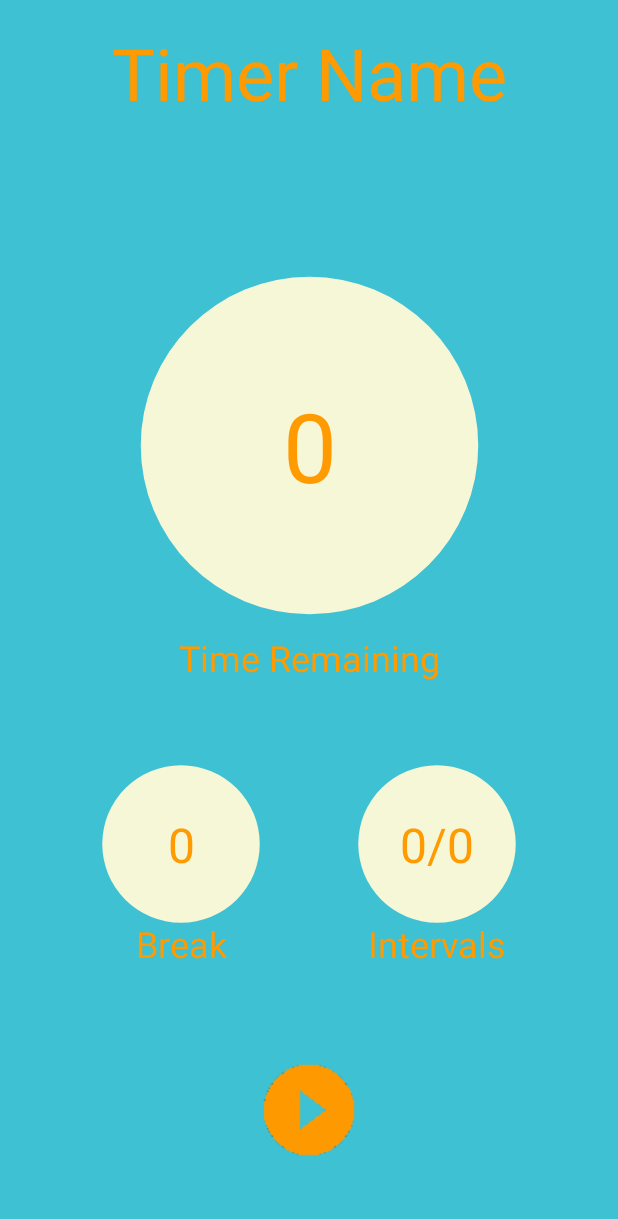
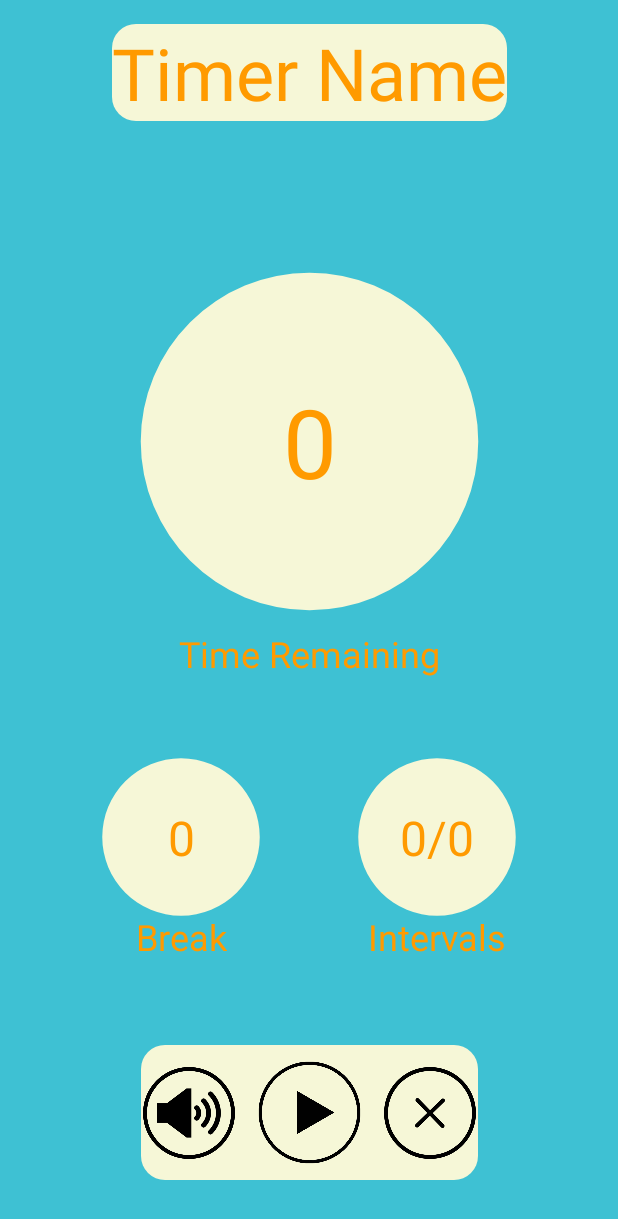
Before and after one commit to mdrewry/IntervalTimer, an Android app: the timer screen opened directly, with no data from a screen before it, on a phone screen of 412 x 824 dp. Shown: the top 1219 px of the screen. Run offline under Robolectric (Android 15) with nearby library versions, the phone set to English and light mode, and no system bars; 4 statements that could not run were skipped.

Commit message:
Changed the UI a fair amount

```diff
--- a/app/src/main/java/com/markdrewry/intervaltimer/MainActivity.java
+++ b/app/src/main/java/com/markdrewry/intervaltimer/MainActivity.java
@@ -49,8 +49,8 @@ public class MainActivity extends AppCompatActivity {
         addTimer = findViewById(R.id.addTimer);
         timerOptions = findViewById(R.id.timerListview);
         editTimerButton = findViewById(R.id.editTimers);
-        saveChangesBackground = getDrawable(R.drawable.savetimer);
-        editBackground = getDrawable(R.drawable.edit);
+        saveChangesBackground = getDrawable(R.drawable.savebutton);
+        editBackground = getDrawable(R.drawable.settings);
         edit = false;
         addTimer.setVisibility(View.INVISIBLE);
         circleBackground = findViewById(R.id.circleBackground);
@@ -71,7 +71,6 @@ public class MainActivity extends AppCompatActivity {
             public void onItemClick(AdapterView<?> parent, View view, int position, long id) {
                 Intent intent = new Intent(MainActivity.this,timer.class);
                 intent.putExtra("selectedAlarm",timers.get(position));
-                Log.d("IntervalTimer","Alarm selected: "+timers.get(position).getName());
                 startActivity(intent);
             }
         });
--- a/app/src/main/java/com/markdrewry/intervaltimer/timer.java
+++ b/app/src/main/java/com/markdrewry/intervaltimer/timer.java
@@ -20,57 +20,45 @@ import android.widget.Toast;
 import javax.xml.datatype.Duration;
 
 public class timer extends AppCompatActivity {
-
-    private ImageButton playButton;
+    private Drawable muteTexture,unmuteTexture;
+    private ImageButton playButton, cancelButton, muteButton;
     private ProgressBar intervalBar, restBar, totalBar;
     private TextView timerName, intervalLeft, restLeft, countdownText, totalLeftText;
     private TimerObj t;
-    private CountDownTimer mCountDownTimer;
-    private boolean timeRunning;
-    private int numIntervals,intervalLength,breakLength;
-    private int incrementIntervalProgress, incrementTotalProgress, incrementBreakProgress;
-    private int counter=0;
+    private CountDownTimer startTimer,totalTimer,intTimer,breakTimer;
+    private boolean timeRunning, muted;
+    private int numIntervals,intervalLength,breakLength, incrementIntervalProgress, incrementTotalProgress, incrementBreakProgress, soundID1,soundID2,counter = 0;
     private SoundPool sounds;
-    private int soundID1,soundID2;
     @Override
     protected void onCreate(Bundle savedInstanceState) {
         super.onCreate(savedInstanceState);
         setContentView(R.layout.activity_timer);
-        playButton = findViewById(R.id.playButton);
-        intervalBar = findViewById(R.id.progressBar);
-        restBar = findViewById(R.id.progressBarBreak);
-        totalBar = findViewById(R.id.progressBarTotal);
-        timerName = findViewById(R.id.timerNameText);
-        intervalLeft = findViewById(R.id.progressLeftText);
-        countdownText = findViewById(R.id.countdownStartText);
-        totalLeftText = findViewById(R.id.totalLeftText);
-        restLeft = findViewById(R.id.breakText);
-        t = getIntent().getParcelableExtra("selectedAlarm");
-        numIntervals = t.getNumIntervals();
-        intervalLength = t.getIntervalLength();
-        breakLength = t.getBreakLength();
-        intervalBar.setMax(intervalLength);
-        incrementIntervalProgress = 1;
-        restBar.setMax(breakLength);
-        incrementBreakProgress = 1;
-        totalBar.setMax(numIntervals);
-        incrementTotalProgress = 1;
-        incrementIntervalProgress = 1;
-        Drawable draw= getDrawable(R.drawable.progressb);
-        Drawable draw2 = getDrawable(R.drawable.progressb);
-        Drawable draw3 = getDrawable(R.drawable.progressb);
-        intervalBar.setProgressDrawable(draw);
-        restBar.setProgressDrawable(draw2);
-        totalBar.setProgressDrawable(draw3);
-        sounds = new SoundPool(5,AudioManager.STREAM_MUSIC,0);
-        soundID1 = sounds.load(getApplicationContext(),R.raw.beepmain,1);
-        soundID2 = sounds.load(getApplicationContext(),R.raw.beepsecondary,2);
+        initializeObjects();
         updateUI();
         playButton.setOnClickListener(new View.OnClickListener() {
             @Override
             public void onClick(View v) {
                 if(!timeRunning)
-                    cdTimer();
+                    beginTimer();
+            }
+        });
+        muteButton.setOnClickListener(new View.OnClickListener() {
+            @Override
+            public void onClick(View v) {
+                if(muted){
+                    muted = false;
+                    muteButton.setBackground(unmuteTexture);
+                }
+                else{
+                    muted = true;
+                    muteButton.setBackground(muteTexture);
+                }
+            }
+        });
+        cancelButton.setOnClickListener(new View.OnClickListener() {
+            @Override
+            public void onClick(View v) {
+                resetTimer();
             }
         });
     }
@@ -84,14 +72,14 @@ public class timer extends AppCompatActivity {
         restBar.setProgress(restBar.getMax());
         totalBar.setProgress(totalBar.getMax());
     }
-    private void cdTimer(){
+    private void beginTimer(){
         timeRunning = true;
         totalBar.setProgress(0);
         restBar.setProgress(0);
         intervalBar.setProgress(0);
         playButton.setVisibility(View.INVISIBLE);
         countdownText.setVisibility(View.VISIBLE);
-        mCountDownTimer = new CountDownTimer(3000,1000) {
+        startTimer = new CountDownTimer(3000,1000) {
             @Override
             public void onTick(long millisUntilFinished) {
                 countdownText.setText(""+(1+(millisUntilFinished/1000)));
@@ -109,7 +97,7 @@ public class timer extends AppCompatActivity {
         }.start();
     }
     private void executeTimer(){
-        mCountDownTimer = new CountDownTimer((intervalLength+breakLength)*1000*numIntervals,(intervalLength+breakLength)*1000) {
+        totalTimer = new CountDownTimer((intervalLength+breakLength)*1000*numIntervals,(intervalLength+breakLength)*1000) {
             @Override
             public void onTick(long millisUntilFinished) {
                 if(totalBar.getProgress()+incrementTotalProgress>totalBar.getMax()-incrementTotalProgress)
@@ -135,7 +123,7 @@ public class timer extends AppCompatActivity {
         }.start();
     }
     private void intervalTimer(){
-        mCountDownTimer = new CountDownTimer(intervalLength*1000,1000) {
+        intTimer = new CountDownTimer(intervalLength*1000,1000) {
             @Override
             public void onTick(long millisUntilFinished) {
                 intervalLeft.setText(""+(Math.round((double)millisUntilFinished / 1000.0)));
@@ -163,7 +151,7 @@ public class timer extends AppCompatActivity {
         }.start();
     }
     private void breakTimer(){
-        mCountDownTimer = new CountDownTimer(breakLength * 1000, 1000) {
+        breakTimer = new CountDownTimer(breakLength * 1000, 1000) {
             @Override
             public void onTick(long millisUntilFinished) {
                 restLeft.setText("" + (Math.round((double) millisUntilFinished / 1000.0)));
@@ -183,11 +171,28 @@ public class timer extends AppCompatActivity {
         }.start();
     }
     private void resetTimer(){
+        if(startTimer!=null){
+            startTimer.cancel();
+            startTimer = null;
+        }
+        if(totalTimer!=null){
+            totalTimer.cancel();
+            totalTimer = null;
+        }
+        if(intTimer!=null){
+            intTimer.cancel();
+            intTimer = null;
+        }
+        if(breakTimer!=null){
+            breakTimer.cancel();
+            breakTimer = null;
+        }
         counter = 0;
         timerName.setText(t.getName());
-        totalBar.setProgress(totalBar.getMax());
-        restBar.setProgress(restBar.getMax());
-        intervalBar.setProgress(intervalBar.getMax());
+        totalBar.setProgress(0);
+        restBar.setProgress(0);
+        intervalBar.setProgress(0);
+        countdownText.setVisibility(View.INVISIBLE);
         intervalLeft.setText(""+intervalLength);
         restLeft.setText("" + breakLength);
         totalLeftText.setText(numIntervals+"/"+numIntervals);
@@ -195,9 +200,47 @@ public class timer extends AppCompatActivity {
         playButton.setVisibility(View.VISIBLE);
     }
     private void playSound(boolean main){
-        if(main)
-            sounds.play(soundID1,1,1,1,0,1);
-        else
-            sounds.play(soundID2,1,1,1,0,1);
+        if(!muted) {
+            if (main)
+                sounds.play(soundID1, 1, 1, 1, 0, 1);
+            else
+                sounds.play(soundID2, 1, 1, 1, 0, 1);
+        }
+    }
+    private void initializeObjects(){
+        playButton = findViewById(R.id.playButton);
+        cancelButton = findViewById(R.id.cancelButton);
+        muteButton = findViewById(R.id.muteButton);
+        intervalBar = findViewById(R.id.progressBar);
+        restBar = findViewById(R.id.progressBarBreak);
+        totalBar = findViewById(R.id.progressBarTotal);
+        timerName = findViewById(R.id.timerNameText);
+        intervalLeft = findViewById(R.id.progressLeftText);
+        countdownText = findViewById(R.id.countdownStartText);
+        totalLeftText = findViewById(R.id.totalLeftText);
+        restLeft = findViewById(R.id.breakText);
+        t = getIntent().getParcelableExtra("selectedAlarm");
+        numIntervals = t.getNumIntervals();
+        intervalLength = t.getIntervalLength();
+        breakLength = t.getBreakLength();
+        intervalBar.setMax(intervalLength);
+        incrementIntervalProgress = 1;
+        restBar.setMax(breakLength);
+        incrementBreakProgress = 1;
+        totalBar.setMax(numIntervals);
+        incrementTotalProgress = 1;
+        incrementIntervalProgress = 1;
+        Drawable draw= getDrawable(R.drawable.progressb);
+        Drawable draw2 = getDrawable(R.drawable.progressb);
+        Drawable draw3 = getDrawable(R.drawable.progressb);
+        muteTexture = getDrawable(R.drawable.mute);
+        unmuteTexture = getDrawable(R.drawable.unmute);
+        intervalBar.setProgressDrawable(draw);
+        restBar.setProgressDrawable(draw2);
+        totalBar.setProgressDrawable(draw3);
+        sounds = new SoundPool(5,AudioManager.STREAM_MUSIC,0);
+        soundID1 = sounds.load(getApplicationContext(),R.raw.beepmain,1);
+        soundID2 = sounds.load(getApplicationContext(),R.raw.beepsecondary,2);
+        muted = false;
     }
 }
--- a/app/src/main/res/drawable/rectangle.xml
+++ b/app/src/main/res/drawable/rectangle.xml
@@ -4,5 +4,6 @@
     android:thickness="50dp"
     android:useLevel="false">
     <solid  android:color="@color/colorPrimaryLight"></solid>
+    <corners android:radius="16dp"></corners>
 
 </shape>
--- a/app/src/main/res/layout/activity_timer.xml
+++ b/app/src/main/res/layout/activity_timer.xml
@@ -7,97 +7,124 @@
     android:background="@color/colorPrimary"
     tools:context=".timer">
     //decoration ImageViews
+
     <ImageView
         android:layout_width="250dp"
         android:layout_height="250dp"
         android:background="@drawable/circle"
         android:scaleX="2.25"
         android:scaleY="2.25"
+        app:layout_constraintBottom_toBottomOf="@id/progressBar"
+        app:layout_constraintEnd_toEndOf="@id/progressBar"
         app:layout_constraintStart_toStartOf="@id/progressBar"
-        app:layout_constraintEnd_toEndOf="@id/progressBar"
-        app:layout_constraintTop_toTopOf="@id/progressBar"
-        app:layout_constraintBottom_toBottomOf="@id/progressBar"/>
+        app:layout_constraintTop_toTopOf="@id/progressBar" />
+
     <ImageView
         android:layout_width="100dp"
         android:layout_height="100dp"
         android:background="@drawable/circle"
         android:scaleX="1.05"
         android:scaleY="1.05"
+        app:layout_constraintBottom_toBottomOf="@id/progressBarBreak"
+        app:layout_constraintEnd_toEndOf="@id/progressBarBreak"
         app:layout_constraintStart_toStartOf="@id/progressBarBreak"
-        app:layout_constraintEnd_toEndOf="@id/progressBarBreak"
-        app:layout_constraintTop_toTopOf="@id/progressBarBreak"
-        app:layout_constraintBottom_toBottomOf="@id/progressBarBreak"/>
+        app:layout_constraintTop_toTopOf="@id/progressBarBreak" />
+
     <ImageView
         android:layout_width="100dp"
         android:layout_height="100dp"
         android:background="@drawable/circle"
         android:scaleX="1.05"
         android:scaleY="1.05"
+        app:layout_constraintBottom_toBottomOf="@id/progressBarTotal"
+        app:layout_constraintEnd_toEndOf="@id/progressBarTotal"
         app:layout_constraintStart_toStartOf="@id/progressBarTotal"
-        app:layout_constraintEnd_toEndOf="@id/progressBarTotal"
-        app:layout_constraintTop_toTopOf="@id/progressBarTotal"
-        app:layout_constraintBottom_toBottomOf="@id/progressBarTotal"/>
+        app:layout_constraintTop_toTopOf="@id/progressBarTotal" />
+
+    <ImageView
+        android:id="@+id/titleRectangle"
+        android:layout_width="0dp"
+        android:layout_height="0dp"
+        android:background="@drawable/rectangle"
+        app:layout_constraintBottom_toBottomOf="@id/timerNameText"
+        app:layout_constraintEnd_toEndOf="@id/timerNameText"
+        app:layout_constraintStart_toStartOf="@id/timerNameText"
+        app:layout_constraintTop_toTopOf="@id/timerNameText"></ImageView>
+    <ImageView
+        android:id="@+id/buttonsRectangle"
+        android:layout_width="0dp"
+        android:layout_height="0dp"
+        android:background="@drawable/rectangle"
+        app:layout_constraintBottom_toBottomOf="@id/playButton"
+        app:layout_constraintEnd_toEndOf="@id/cancelButton"
+        app:layout_constraintStart_toStartOf="@id/muteButton"
+        app:layout_constraintTop_toTopOf="@id/playButton"></ImageView>
     //title of timer
+
     <TextView
         android:id="@+id/timerNameText"
         android:layout_width="wrap_content"
         android:layout_height="wrap_content"
+        android:layout_marginTop="16dp"
+        android:background="@null"
         android:text="Timer Name"
+        android:textColor="@color/colorPrimaryDark"
         android:textSize="48dp"
-        android:textColor="@color/colorPrimaryDark"
-        app:layout_constraintTop_toTopOf="parent"
-        android:layout_marginTop="16dp"
+        app:layout_constraintEnd_toEndOf="parent"
         app:layout_constraintStart_toStartOf="parent"
-        app:layout_constraintEnd_toEndOf="parent"
-        android:background="@null" />
+        app:layout_constraintTop_toTopOf="parent" />
     //progressbars!
+
     <ProgressBar
         android:id="@+id/progressBar"
         style="?android:progressBarStyleHorizontal"
         android:layout_width="250dp"
         android:layout_height="250dp"
-        app:layout_constraintTop_toBottomOf="@id/timerNameText"
         android:progress="100"
+        android:progressDrawable="@drawable/progressb"
+        app:layout_constraintBottom_toTopOf="@id/progressBarBreak"
+        app:layout_constraintEnd_toEndOf="parent"
         app:layout_constraintStart_toStartOf="parent"
-        app:layout_constraintEnd_toEndOf="parent"
-        app:layout_constraintBottom_toTopOf="@id/progressBarBreak"
-        android:progressDrawable="@drawable/progressb" />
+        app:layout_constraintTop_toBottomOf="@id/timerNameText" />
+
     <ProgressBar
         android:id="@+id/progressBarBreak"
         style="?android:progressBarStyleHorizontal"
         android:layout_width="100dp"
         android:layout_height="100dp"
         android:progress="100"
-        app:layout_constraintTop_toBottomOf="@id/progressBar"
+        android:progressDrawable="@drawable/progressb"
+        app:layout_constraintBottom_toTopOf="@id/playButton"
+        app:layout_constraintEnd_toStartOf="@id/progressBarTotal"
         app:layout_constraintStart_toStartOf="parent"
-        app:layout_constraintEnd_toStartOf="@id/progressBarTotal"
-        app:layout_constraintBottom_toTopOf="@id/playButton"
-        android:progressDrawable="@drawable/progressb" />
+        app:layout_constraintTop_toBottomOf="@id/progressBar" />
+
     <ProgressBar
         android:id="@+id/progressBarTotal"
         style="?android:progressBarStyleHorizontal"
         android:layout_width="100dp"
         android:layout_height="100dp"
         android:progress="100"
-        app:layout_constraintTop_toBottomOf="@id/progressBar"
+        android:progressDrawable="@drawable/progressb"
+        app:layout_constraintBottom_toTopOf="@id/playButton"
+        app:layout_constraintEnd_toEndOf="parent"
         app:layout_constraintStart_toEndOf="@id/progressBarBreak"
-        app:layout_constraintEnd_toEndOf="parent"
-        app:layout_constraintBottom_toTopOf="@id/playButton"
-        android:progressDrawable="@drawable/progressb">
-    </ProgressBar>
+        app:layout_constraintTop_toBottomOf="@id/progressBar"></ProgressBar>
     //all textviews associated with progressbars
+
     <TextView
         android:id="@+id/progressLeftText"
         android:layout_width="wrap_content"
         android:layout_height="wrap_content"
         android:background="@null"
+        android:text="30"
         android:textColor="@color/colorPrimaryDark"
-        android:text="30"
         android:textSize="64dp"
+        app:layout_constraintBottom_toBottomOf="@id/progressBar"
+        app:layout_constraintEnd_toEndOf="@id/progressBar"
         app:layout_constraintStart_toStartOf="@id/progressBar"
-        app:layout_constraintEnd_toEndOf="@id/progressBar"
-        app:layout_constraintTop_toTopOf="@id/progressBar"
-        app:layout_constraintBottom_toBottomOf="@id/progressBar"/>
+        app:layout_constraintTop_toTopOf="@id/progressBar" />
+
     <TextView
         android:id="@+id/titleOfProgressTimerText"
         android:layout_width="wrap_content"
@@ -105,22 +132,23 @@
         android:text="Time Remaining"
         android:textColor="@color/colorPrimaryDark"
         android:textSize="24dp"
-        app:layout_constraintTop_toBottomOf="@id/progressBar"
+        app:layout_constraintEnd_toEndOf="@id/progressBar"
         app:layout_constraintStart_toStartOf="@id/progressBar"
-        app:layout_constraintEnd_toEndOf="@id/progressBar"/>
+        app:layout_constraintTop_toBottomOf="@id/progressBar" />
 
     <TextView
         android:id="@+id/breakText"
         android:layout_width="wrap_content"
         android:layout_height="wrap_content"
         android:background="@null"
+        android:text="Rest"
         android:textColor="@color/colorPrimaryDark"
-        android:text="Rest"
         android:textSize="32dp"
+        app:layout_constraintBottom_toBottomOf="@id/progressBarBreak"
+        app:layout_constraintEnd_toEndOf="@id/progressBarBreak"
         app:layout_constraintStart_toStartOf="@id/progressBarBreak"
-        app:layout_constraintEnd_toEndOf="@id/progressBarBreak"
-        app:layout_constraintTop_toTopOf="@id/progressBarBreak"
-        app:layout_constraintBottom_toBottomOf="@id/progressBarBreak"/>
+        app:layout_constraintTop_toTopOf="@id/progressBarBreak" />
+
     <TextView
         android:id="@+id/titleOfProgressBreakTimerText"
         android:layout_width="wrap_content"
@@ -128,55 +156,83 @@
         android:text="Break"
         android:textColor="@color/colorPrimaryDark"
         android:textSize="24dp"
-        app:layout_constraintTop_toBottomOf="@id/progressBarBreak"
+        app:layout_constraintEnd_toEndOf="@id/progressBarBreak"
         app:layout_constraintStart_toStartOf="@id/progressBarBreak"
-        app:layout_constraintEnd_toEndOf="@id/progressBarBreak"/>
+        app:layout_constraintTop_toBottomOf="@id/progressBarBreak" />
+
     <TextView
+        android:id="@+id/totalLeftText"
         android:layout_width="wrap_content"
         android:layout_height="wrap_content"
-        android:id="@+id/totalLeftText"
         android:text="1/?"
+        android:textColor="@color/colorPrimaryDark"
         android:textSize="32dp"
-        android:textColor="@color/colorPrimaryDark"
+        app:layout_constraintBottom_toBottomOf="@id/progressBarTotal"
+        app:layout_constraintEnd_toEndOf="@id/progressBarTotal"
         app:layout_constraintStart_toStartOf="@id/progressBarTotal"
-        app:layout_constraintEnd_toEndOf="@id/progressBarTotal"
-        app:layout_constraintTop_toTopOf="@id/progressBarTotal"
-        app:layout_constraintBottom_toBottomOf="@id/progressBarTotal" />
+        app:layout_constraintTop_toTopOf="@id/progressBarTotal" />
+
     <TextView
+        android:id="@+id/titleOfProgressTotalTimerText"
         android:layout_width="wrap_content"
         android:layout_height="wrap_content"
-        android:id="@+id/titleOfProgressTotalTimerText"
         android:text="Intervals"
         android:textColor="@color/colorPrimaryDark"
         android:textSize="24dp"
-        app:layout_constraintTop_toBottomOf="@id/progressBarTotal"
+        app:layout_constraintEnd_toEndOf="@id/progressBarTotal"
         app:layout_constraintStart_toStartOf="@id/progressBarTotal"
-        app:layout_constraintEnd_toEndOf="@id/progressBarTotal"/>
+        app:layout_constraintTop_toBottomOf="@id/progressBarTotal" />
     //PlayButton and associated textView
+
     <ImageButton
         android:id="@+id/playButton"
-        android:background="@null"
-        android:layout_width="wrap_content"
-        android:layout_height="wrap_content"
-        android:layout_marginBottom="48dp"
-        android:src="@drawable/playcircleagain"
+        android:layout_width="90dp"
+        android:layout_height="90dp"
+        android:background="@drawable/playbutton"
+        app:layout_constraintTop_toBottomOf="@id/guidelineButtons"
         app:layout_constraintBottom_toBottomOf="parent"
         app:layout_constraintEnd_toEndOf="parent"
-        app:layout_constraintStart_toStartOf="parent"
-        />
+        app:layout_constraintStart_toStartOf="parent" />
+
+    <ImageButton
+        android:id="@+id/muteButton"
+        android:layout_width="64dp"
+        android:layout_height="64dp"
+        android:background="@drawable/unmute"
+        app:layout_constraintTop_toBottomOf="@id/guidelineButtons"
+        app:layout_constraintBottom_toBottomOf="parent"
+        app:layout_constraintEnd_toEndOf="@id/playButton"
+        app:layout_constraintStart_toStartOf="parent" />
+
+    <ImageButton
+        android:id="@+id/cancelButton"
+        android:layout_width="64dp"
+        android:layout_height="64dp"
+        android:background="@drawable/cancelbutton"
+        app:layout_constraintTop_toBottomOf="@id/guidelineButtons"
+        app:layout_constraintBottom_toBottomOf="parent"
+        app:layout_constraintEnd_toEndOf="parent"
+        app:layout_constraintStart_toStartOf="@id/playButton" />
+
     <TextView
         android:id="@+id/countdownStartText"
         android:layout_width="wrap_content"
         android:layout_height="wrap_content"
         android:background="@null"
+        android:text="3"
         android:textColor="@color/colorPrimaryDark"
-        android:text="3"
         android:textSize="32dp"
+        app:layout_constraintBottom_toBottomOf="@id/playButton"
+        app:layout_constraintEnd_toEndOf="@id/playButton"
         app:layout_constraintStart_toStartOf="@id/playButton"
-        app:layout_constraintEnd_toEndOf="@id/playButton"
-        app:layout_constraintTop_toTopOf="@id/playButton"
-        app:layout_constraintBottom_toBottomOf="@id/playButton" />
+        app:layout_constraintTop_toTopOf="@id/playButton" />
 
+    <androidx.constraintlayout.widget.Guideline
+        android:id="@+id/guidelineButtons"
+        android:layout_width="wrap_content"
+        android:layout_height="wrap_content"
+        android:orientation="horizontal"
+        app:layout_constraintGuide_percent=".8" />
 
 
 </androidx.constraintlayout.widget.ConstraintLayout>
--- a/app/src/main/res/values/strings.xml
+++ b/app/src/main/res/values/strings.xml
@@ -1,5 +1,5 @@
 <resources>
-    <string name="app_name">IntervalTimer</string>
+    <string name="app_name">Interval</string>
     <string name="selectTimerText">Select Timer</string>
 
 </resources>
```
Also changed, not shown: app/src/main/res/layout/activity_add_timer.xml (+12 -4 lines), app/src/main/res/layout/activity_main.xml (+13 -14 lines), app/src/main/res/drawable-v24/addbutton.png (added), app/src/main/res/drawable-v24/backb.png (deleted), app/src/main/res/drawable-v24/cancelbutton.png (added), app/src/main/res/drawable-v24/edit.png (deleted), app/src/main/res/drawable-v24/mute.png (added), app/src/main/res/drawable-v24/playbutton.png (added), app/src/main/res/drawable-v24/savebutton.png (added), app/src/main/res/drawable-v24/savetimer.png (deleted), app/src/main/res/drawable-v24/settings.png (added), app/src/main/res/drawable-v24/unmute.png (added).
